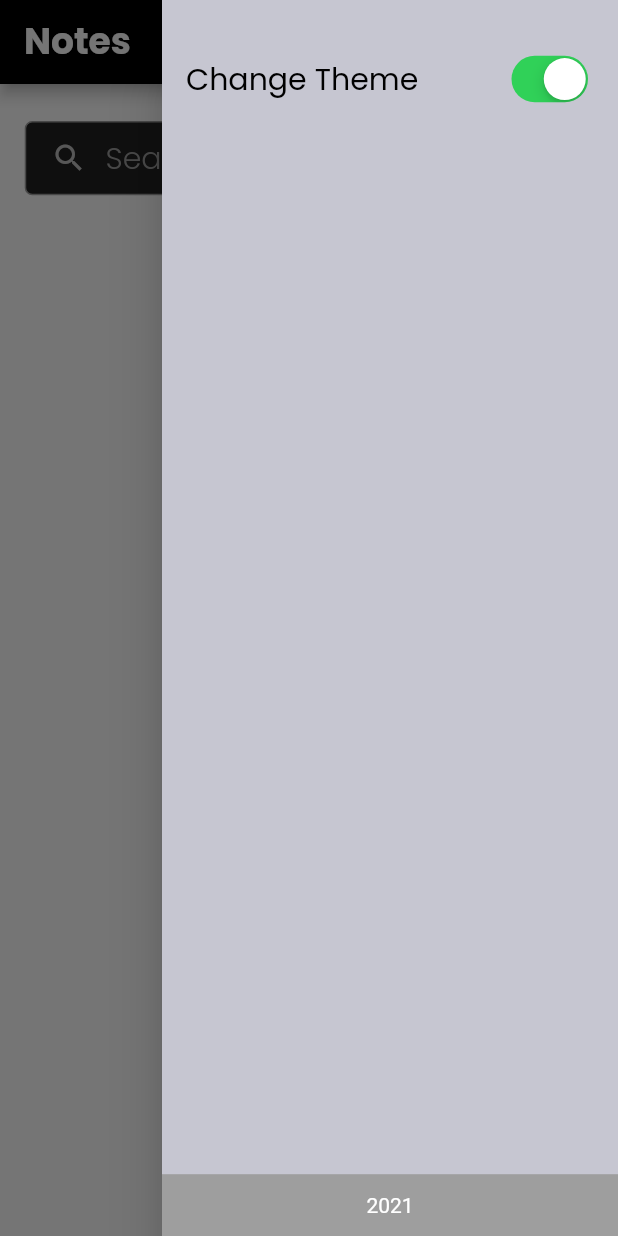
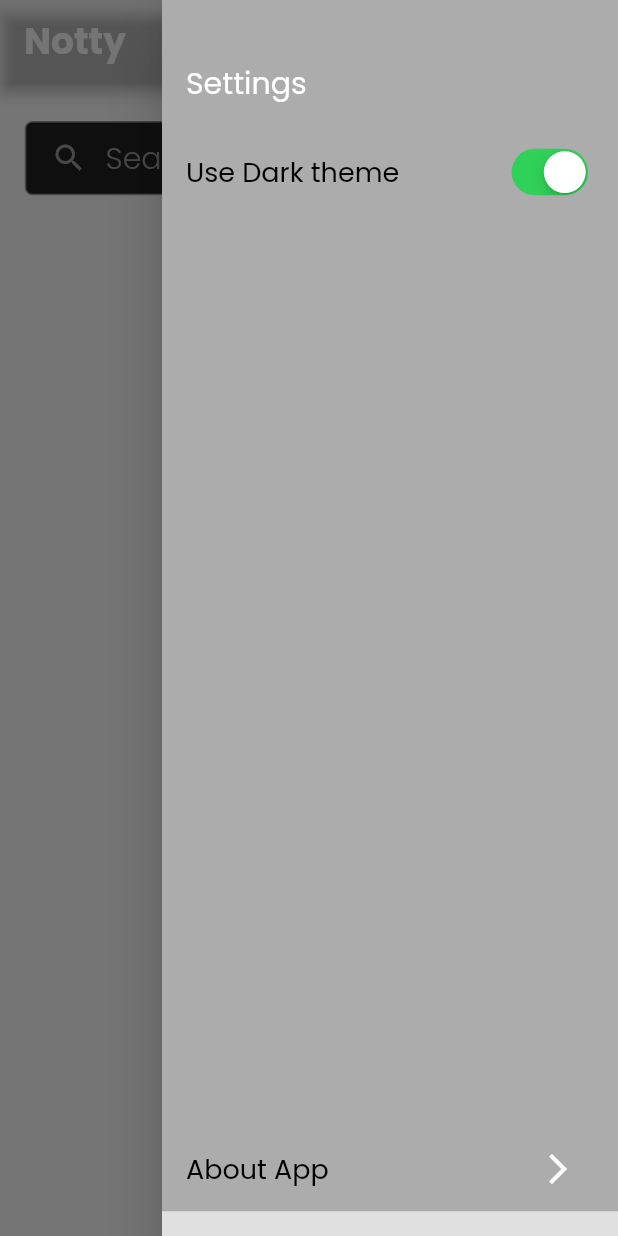
Before and after one commit to Devlonoah/huawei_contest, a Flutter app: the screen it shows after launch, with the side drawer open, on a phone screen of 412 x 824 dp. Run offline on Flutter 3.47's test engine with Material 2 defaults, Android fonts, the phone set to English and light mode, and no system bars; our stand-ins replace bloc, dartz, equatable, flutter_bloc, get_it, shared_preferences and 1 more; accounts and stored records are empty.

Commit message:
fix note update issue

```diff
--- a/lib/presentation/bloc/theme_bloc/theme_bloc.dart
+++ b/lib/presentation/bloc/theme_bloc/theme_bloc.dart
@@ -32,8 +32,6 @@ class ThemeBloc extends Bloc<ThemeEvent, ThemeState> {
 
   Future<void> _saveToDisk(bool value) async {
     await themePersistRepositoryImpl.saveThemeState(value);
-
-    print("$value is saved");
   }
 
   Stream<ThemeState> _mapAppInitialized() async* {
--- a/lib/presentation/features/edit/widgets/edit_note_widget.dart
+++ b/lib/presentation/features/edit/widgets/edit_note_widget.dart
@@ -45,6 +45,7 @@ class _EditNoteWidgetState extends State<EditNoteWidget> {
 
           BlocProvider.of<NoteBloc>(context)
             ..add(NoteUpdatedEvent(updatedNote));
+          Navigator.pop(context);
         },
         child: Icon(Icons.save),
       ),
@@ -62,11 +63,12 @@ class _EditNoteWidgetState extends State<EditNoteWidget> {
           child: Column(
             children: [
               TextInputWidget(
-                  autoFocus: true,
-                  controller: titleTextController,
-                  hint: 'Add Title',
-                  isTitle: true,
-                  onChanged: (x) {}),
+                autoFocus: true,
+                controller: titleTextController,
+                hint: 'Add Title',
+                isTitle: true,
+                onChanged: (x) {},
+              ),
               SizedBox(height: DS.sh * 0.01),
               Expanded(
                 child: TextInputWidget(
--- a/lib/presentation/features/home/home.dart
+++ b/lib/presentation/features/home/home.dart
@@ -193,7 +193,8 @@ class NoteWidget extends StatelessWidget {
                 decoration: BoxDecoration(
                     shape: BoxShape.circle,
                     color: Theme.of(context).primaryColor),
-                child: Icon(Icons.delete),
+                child: Icon(Icons.delete,
+                    color: Theme.of(context).iconTheme.color),
               ),
             ),
           ],
--- a/lib/presentation/features/home/widgets/appbar_and_settings_button.dart
+++ b/lib/presentation/features/home/widgets/appbar_and_settings_button.dart
@@ -1,12 +1,9 @@
 import 'package:flutter/material.dart';
-import 'package:flutter_bloc/flutter_bloc.dart';
-import 'package:huawei_contest/presentation/bloc/theme_bloc/barrel.dart';
-import 'package:huawei_contest/presentation/features/home/widgets/theme_switch.dart';
 
 PreferredSizeWidget appBarAndSettingsButton(BuildContext context) {
   return AppBar(
     title: Text(
-      'Notes',
+      'Notty',
       style: Theme.of(context)
           .textTheme
           .headline5
@@ -14,6 +11,3 @@ PreferredSizeWidget appBarAndSettingsButton(BuildContext context) {
     ),
   );
 }
-
-
-//!TODO: Switch button functionality
--- a/lib/presentation/features/home/widgets/drawer_widget.dart
+++ b/lib/presentation/features/home/widgets/drawer_widget.dart
@@ -10,21 +10,16 @@ class EndDrawerWidget extends StatelessWidget {
   Widget build(BuildContext context) {
     return Drawer(
       child: Container(
-        color: kkDrawerBackGroundColoor,
+        color: Colors.white60,
         child: Column(
           children: [
             Expanded(
-              child: ListView(
+              child: Column(
                 children: [
                   SizedBox(height: DS.sh * 0.03),
-                  ListTile(
-                    leading: Text(
-                      'Change Theme ',
-                      style: Theme.of(context)
-                          .textTheme
-                          .headline6
-                          ?.copyWith(color: Theme.of(context).primaryColorDark),
-                    ),
+                  _header(context),
+                  SettingsWidget(
+                    label: "Use Dark theme",
                     trailing: BlocBuilder<ThemeBloc, ThemeState>(
                       builder: (context, state) {
                         if (state is ThemeState) {
@@ -46,20 +41,76 @@ class EndDrawerWidget extends StatelessWidget {
                         );
                       },
                     ),
-                  )
+                  ),
+                  // CustomSpaceContainer(),
+                  Spacer(),
+                  SettingsWidget(
+                      label: 'About App',
+                      trailing: IconButton(
+                          icon: Icon(Icons.arrow_forward_ios,
+                              color: kkDefaultIconColor),
+                          onPressed: () {})),
+                  CustomSpaceContainer(),
                 ],
               ),
             ),
-            Container(
-              alignment: Alignment.center,
-              height: DS.sh * 0.05,
-              width: double.infinity,
-              color: Colors.grey,
-              child: Text('2021'),
-            )
           ],
         ),
       ),
     );
   }
+
+  Widget _header(BuildContext context) {
+    return SizedBox(
+        child: Padding(
+      padding: const EdgeInsets.symmetric(horizontal: 16.0, vertical: 16.0),
+      child: Align(
+        alignment: Alignment.centerLeft,
+        child: Text(
+          'Settings',
+          style: Theme.of(context)
+              .textTheme
+              .headline6
+              ?.copyWith(color: Colors.white),
+        ),
+      ),
+    ));
+  }
 }
+
+class SettingsWidget extends StatelessWidget {
+  final String? label;
+  final Widget? trailing;
+
+  const SettingsWidget({
+    Key? key,
+    this.label,
+    required this.trailing,
+  }) : super(key: key);
+  @override
+  Widget build(BuildContext context) {
+    return ListTile(
+      leading: Text(
+        label!,
+        style: Theme.of(context).textTheme.headline6?.copyWith(
+            color: Theme.of(context).primaryColorDark, fontSize: 18.0),
+      ),
+      trailing: trailing ?? SizedBox.shrink(),
+    );
+  }
+}
+
+class CustomSpaceContainer extends StatelessWidget {
+  const CustomSpaceContainer({
+    Key? key,
+  }) : super(key: key);
+
+  @override
+  Widget build(BuildContext context) {
+    return Container(
+      height: DS.sh * 0.02,
+      width: double.infinity,
+      color: Colors.grey[300],
+    );
+  }
+}
--- a/lib/presentation/features/home/widgets/search_delegate.dart
+++ b/lib/presentation/features/home/widgets/search_delegate.dart
@@ -32,7 +32,6 @@ class MySearchDelegate extends SearchDelegate {
   TextStyle? get searchFieldStyle => Theme.of(context).textTheme.headline5;
 
   @override
-  // TODO: implement searchFieldLabel
   String? get searchFieldLabel => 'Search note';
 
   @override
@@ -76,7 +75,7 @@ class MySearchDelegate extends SearchDelegate {
                   );
                 },
                 separatorBuilder: (context, x) {
-                  return Divider(color: Colors.green);
+                  return Divider(color: Colors.white);
                 },
                 itemCount: result.length),
           ),
@@ -130,7 +129,7 @@ class MySearchDelegate extends SearchDelegate {
                 },
                 separatorBuilder: (context, x) {
                   return Divider(
-                    color: Colors.green,
+                    color: Colors.white,
                   );
                 },
                 itemCount: result.length),
--- a/lib/presentation/features/read/read.dart
+++ b/lib/presentation/features/read/read.dart
@@ -122,7 +122,8 @@ class Body extends StatelessWidget {
                 note.note.toString(),
                 style: Theme.of(context).textTheme.headline6?.copyWith(
                     color: Theme.of(context).textTheme.headline1?.color,
-                    fontFamily: 'Monaco'),
+                    fontFamily: 'Monaco',
+                    letterSpacing: -1.0),
               ),
             ),
           ),
@@ -131,5 +132,3 @@ class Body extends StatelessWidget {
     );
   }
 }
-
-//TODO: Work on the constructor
--- a/lib/presentation/shared_widgets/text_input_widget.dart
+++ b/lib/presentation/shared_widgets/text_input_widget.dart
@@ -1,5 +1,6 @@
 import 'package:flutter/material.dart';
 
+// ignore: must_be_immutable
 class TextInputWidget extends StatelessWidget {
   TextInputWidget(
       {Key? key,
--- a/lib/theme/theme.dart
+++ b/lib/theme/theme.dart
@@ -1,6 +1,5 @@
 import 'package:flutter/material.dart';
 import 'package:huawei_contest/theme/colors.dart';
-import 'package:huawei_contest/theme/theme.text.dart';
 
 ThemeData lightThemeData() {
   return ThemeData.dark().copyWith(
@@ -24,7 +23,7 @@ ThemeData lightThemeData() {
       caption: TextStyle(color: Colors.black, fontFamily: 'Poppins'),
       overline: TextStyle(color: Colors.black, fontFamily: 'Poppins'),
     ),
-    iconTheme: IconThemeData(color: Colors.grey[900]),
+    iconTheme: IconThemeData(color: Colors.black54),
     appBarTheme: AppBarTheme(
         backgroundColor: Color(0xFFC6C6D1),
         brightness: Brightness.light,
@@ -52,8 +51,8 @@ ThemeData darkThemeData() {
     primaryColor: Colors.grey[900],
     backgroundColor: Colors.blueGrey,
     scaffoldBackgroundColor: qqBlack,
-    cardColor: Colors.black,
-    iconTheme: IconThemeData(color: Colors.grey[400]),
+    cardColor: Colors.blueGrey.shade900,
+    iconTheme: IconThemeData(color: Colors.grey),
     textTheme: TextTheme(
       headline1: TextStyle(color: Colors.white, fontFamily: 'Poppins'),
       headline2: TextStyle(color: Colors.white, fontFamily: 'Poppins'),
@@ -68,7 +67,7 @@ ThemeData darkThemeData() {
       overline: TextStyle(color: Colors.white, fontFamily: 'Poppins'),
     ),
     appBarTheme: AppBarTheme(
-        backgroundColor: Colors.black,
+        backgroundColor: qqBlack,
         brightness: Brightness.dark,
         foregroundColor: Colors.white,
         iconTheme: IconThemeData(color: Colors.white)),
@@ -79,4 +78,4 @@ ThemeData darkThemeData() {
   );
 }
 
-final Color kkDrawerBackGroundColoor = Color(0xFFC6C6D1);
+final Color kkDefaultIconColor = Colors.white;
```
